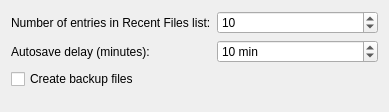
First picture: the form in kspread/part/dialogs/FileOptionsWidget.ui, repository KDE/koffice, before the edit.
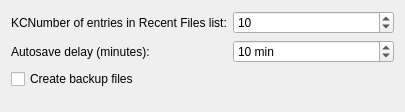
Second picture: the form after the edit. Custom widgets are drawn as their Qt base class.

```diff
--- a/kspread/part/dialogs/FileOptionsWidget.ui
+++ b/kspread/part/dialogs/FileOptionsWidget.ui
@@ -16,7 +16,7 @@
    <item row="0" column="0" >
     <widget class="QLabel" name="label" >
      <property name="text" >
-      <string>Number of entries in Recent Files list:</string>
+      <string>KCNumber of entries in Recent Files list:</string>
      </property>
     </widget>
    </item>
```
